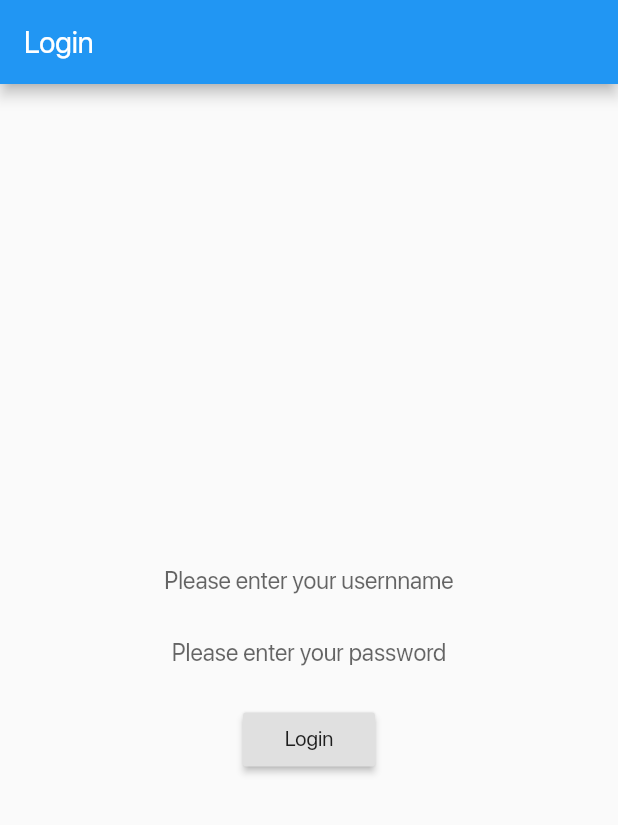
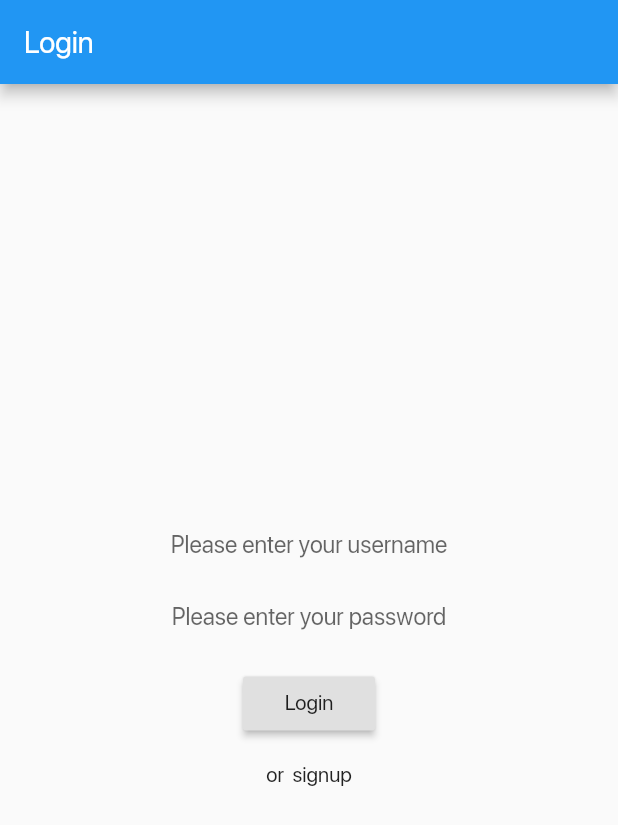
Before and after one commit to jonnachen/ponder, a Flutter app: the screen it shows after launch, after a tap on "Login", on a phone screen of 412 x 824 dp. Shown: the top 825 px of the screen. Run offline on Flutter 3.47's test engine with Material 2 defaults, Android fonts, the phone set to English and light mode, and no system bars; our stand-ins replace shared_preferences; accounts and stored records are empty; network calls fail.

Commit message:
Get signup working

```diff
--- a/lib/classes/journalEntry.dart
+++ b/lib/classes/journalEntry.dart
@@ -1,13 +1,56 @@
+import 'dart:convert';
+
 class Intent {
   String name;
-  int confidence;
+  double confidence;
+
+  Intent({this.name, this.confidence});
+
+  factory Intent.fromJson(Map<String, dynamic> json) {
+    print("no error yet");
+    return Intent(
+        name: json['name'],
+        confidence:
+            json['confidence'] != null ? json['confidence'].toDouble() : 0.0);
+  }
+
+  Map toJson() => {'name': name, 'confidence': confidence};
 }
 
 class JournalEntry {
-  int id;
+  String id;
   String text;
-  int positivityScore;
+  double positivityScore;
   Intent intent;
   DateTime createdAt;
   DateTime updatedAt;
+
+  JournalEntry(
+      {this.id,
+      this.text,
+      this.positivityScore,
+      this.intent,
+      this.createdAt,
+      this.updatedAt});
+
+  factory JournalEntry.fromJson(Map<String, dynamic> json) {
+    return JournalEntry(
+        id: json['_id'],
+        text: json['text'],
+        positivityScore: json['positivityScore'] != null
+            ? json['positivityScore'].toDouble()
+            : 0.0,
+        intent: Intent.fromJson(json['intent']),
+        createdAt: DateTime.parse(json['createdAt']),
+        updatedAt: DateTime.parse(json['updatedAt']));
+  }
+
+  Map toJson() => {
+        '_id': id,
+        'text': text,
+        'positivityScore': jsonEncode(positivityScore),
+        'intent': jsonEncode(intent),
+        'createdAt': jsonEncode(createdAt),
+        'updatedAt': jsonEncode(updatedAt)
+      };
 }
--- a/lib/login.dart
+++ b/lib/login.dart
@@ -12,9 +12,12 @@ class Login extends StatefulWidget {
 
 class _LoginState extends State<Login> {
   bool loggedIn = false;
+  String mode = 'login';
   bool error = false;
+  bool loading = false;
   TextEditingController nameController = TextEditingController();
   TextEditingController passwordController = TextEditingController();
+  TextEditingController passwordRepeatController = TextEditingController();
   User user;
 
   @override
@@ -28,12 +31,16 @@ class _LoginState extends State<Login> {
     String storedUser = prefs.getString('user');
 
     if (storedUser != null) {
+      final user = User.fromJson(jsonDecode(storedUser));
+      Navigator.pushNamed(context, '/home', arguments: user);
+    }
+  }
+
+  void toggleMode() {
+    String newMode = mode == 'login' ? 'signup' : 'login';
     setState(() {
-        loggedIn = true;
-        user = User.fromJson(json.decode(storedUser));
+      mode = newMode;
     });
-      return;
-    }
   }
 
   Future<User> getUser() async {
@@ -59,10 +66,39 @@ class _LoginState extends State<Login> {
     }
   }
 
+  Future<User> createUser() async {
+    final username = nameController.text.trim();
+    final password = passwordController.text.trim();
+    final passwordRepeat = passwordRepeatController.text.trim();
+
+    if (password != passwordRepeat) {
+      throw Exception('Passwords do not match.');
+    }
+    final http.Response response = await http.post(
+      routes.path + 'users/',
+      headers: <String, String>{
+        'Content-Type': 'application/json; charset=UTF-8',
+      },
+      body: jsonEncode(<String, String>{
+        'username': username,
+        'password': password,
+      }),
+    );
+    if (response.statusCode == 201) {
+      return User.fromJson(json.decode(response.body)['user']);
+    } else {
+      setState(() {
+        error = true;
+      });
+      throw Exception('Failed to load user');
+    }
+  }
+
   Future<Null> login() {
+    setState(() {
+      loading = true;
+    });
     getUser().then((user) async {
-      print("success!");
-
       // Save the user locally on the device
       final SharedPreferences prefs = await SharedPreferences.getInstance();
       final jsonUser = jsonEncode(user);
@@ -71,11 +107,35 @@ class _LoginState extends State<Login> {
       Navigator.pushNamed(context, '/home', arguments: user);
     }).catchError((err) {
       print(err);
-      print("error :(");
+
+      setState(() {
+        loading = false;
+        error = true;
+      });
     });
   }
 
-  Future<Null> logout() async {
+  Future<Null> signup() {
+    setState(() {
+      loading = true;
+    });
+    createUser().then((user) async {
+      // Save the user locally on the device
+      final SharedPreferences prefs = await SharedPreferences.getInstance();
+      final jsonUser = jsonEncode(user);
+      prefs.setString('user', jsonUser);
+
+      Navigator.pushNamed(context, '/home', arguments: user);
+    }).catchError((err) {
+      setState(() {
+        loading = false;
+        error = true;
+      });
+      print(err);
+    });
+  }
+
+  /*Future<Null> logout() async {
     print("logging out");
     SharedPreferences preferences = await SharedPreferences.getInstance();
     //remove the user from shared preferences, logging out if this is successful
@@ -85,7 +145,7 @@ class _LoginState extends State<Login> {
           user = null;
           loggedIn = false;
         }));
-  }
+  }*/
 
   @override
   Widget build(BuildContext context) {
@@ -97,14 +157,16 @@ class _LoginState extends State<Login> {
         child: Column(
           mainAxisAlignment: MainAxisAlignment.center,
           children: <Widget>[
-            !loggedIn
+            loading
+                ? CircularProgressIndicator()
+                : (!loggedIn
                     ? new Column(children: [
                         TextField(
                           textAlign: TextAlign.center,
                           controller: nameController,
                           decoration: InputDecoration(
                               border: InputBorder.none,
-                          hintText: 'Please enter your usernname'),
+                              hintText: 'Please enter your username'),
                         ),
                         TextField(
                           textAlign: TextAlign.center,
@@ -112,15 +174,25 @@ class _LoginState extends State<Login> {
                           decoration: InputDecoration(
                               border: InputBorder.none,
                               hintText: 'Please enter your password'),
-                    )
+                        ),
+                        if (mode == 'signup')
+                          TextField(
+                            textAlign: TextAlign.center,
+                            controller: passwordRepeatController,
+                            decoration: InputDecoration(
+                                border: InputBorder.none,
+                                hintText: 'Please re-enter your password'),
+                          ),
                       ])
-                : Text('You are logged in'),
+                    : Text('You are logged in')),
             SizedBox(height: 10.0),
             RaisedButton(
-              onPressed: () {
-                login();
-              },
-              child: loggedIn ? Text('Logout') : Text('Login'),
+              onPressed: () => {mode == 'login' ? login() : signup()},
+              child: mode == 'login' ? Text('Login') : Text('Signup'),
+            ),
+            FlatButton(
+              onPressed: () => {toggleMode()},
+              child: mode == 'login' ? Text('or  signup') : Text('or login'),
             )
           ],
         ),
--- a/lib/main.dart
+++ b/lib/main.dart
@@ -36,7 +36,6 @@ class CupertinoStoreApp extends StatelessWidget {
         [DeviceOrientation.portraitUp, DeviceOrientation.portraitDown]);
 
     final User user = ModalRoute.of(context).settings.arguments;
-    print(user);
 
     return CupertinoApp(home: CupertinoStoreHomePage(user: user));
   }
@@ -50,7 +49,6 @@ class CupertinoStoreHomePage extends StatelessWidget {
 
   @override
   Widget build(BuildContext context) {
-    print(user);
     return CupertinoTabScaffold(
       tabBar: CupertinoTabBar(
         activeColor: Color(0xFF3FCCCC),
```
Also changed, not shown: lib/classes/user.dart (+5 -2 lines). Lines whose indentation alone changed are shown as unchanged.
